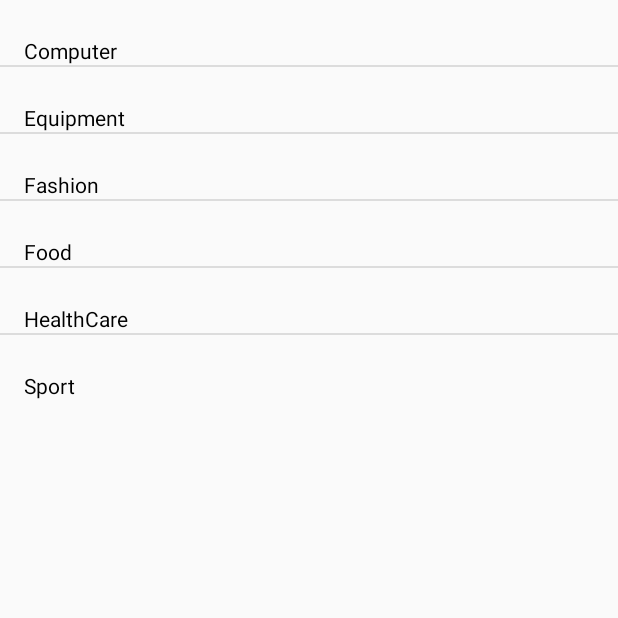
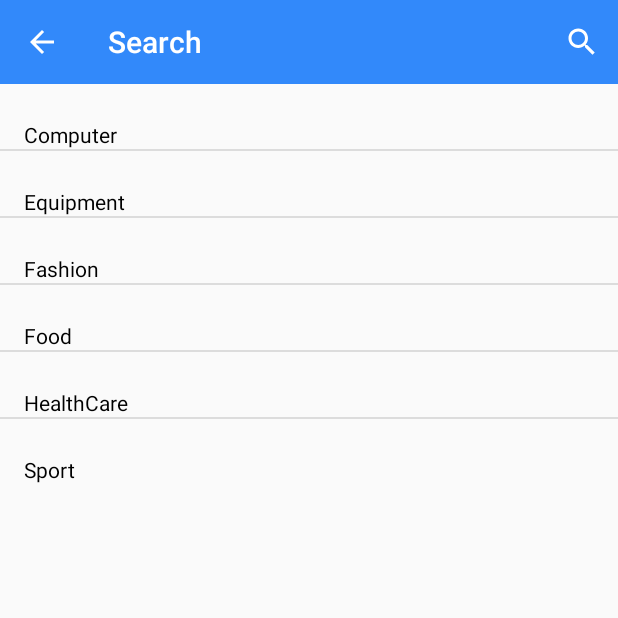
Before and after one commit to Mahfuz-bot/HappyBuyApp, an Android app: the Search screen opened directly, with no data from a screen before it, on a phone screen of 412 x 824 dp, the top half of it. Run offline under Robolectric (Android 15) with nearby library versions, the phone set to English and light mode, and no system bars.

Commit message:
complete searchview

```diff
--- a/HappyBuy/app/src/main/java/com/example/happybuy/AutoGrid.java
+++ b/HappyBuy/app/src/main/java/com/example/happybuy/AutoGrid.java
@@ -7,7 +7,7 @@ public class AutoGrid {
     public static int calculateNoOfColumns(Context context) {
         DisplayMetrics displayMetrics = context.getResources().getDisplayMetrics();
         float dpWidth = displayMetrics.widthPixels / displayMetrics.density;
-        int noOfColumns = (int) (dpWidth / 100);
+        int noOfColumns = (int) (dpWidth / 105);
         // Where 180 is the width of your grid item. You can change it as per your convention.
         return noOfColumns;
     }
--- a/HappyBuy/app/src/main/java/com/example/happybuy/MainActivity.java
+++ b/HappyBuy/app/src/main/java/com/example/happybuy/MainActivity.java
@@ -41,6 +41,8 @@ public class MainActivity extends AppCompatActivity implements View.OnClickListe
     @Override
     protected void onCreate(Bundle savedInstanceState) {
         super.onCreate(savedInstanceState);
+
+
         setContentView(R.layout.activity_main);
 
        // mNestedScrollView = findViewById(R.id.scrollHomeID);
--- a/HappyBuy/app/src/main/java/com/example/happybuy/Search.java
+++ b/HappyBuy/app/src/main/java/com/example/happybuy/Search.java
@@ -4,13 +4,14 @@ import android.os.Bundle;
 import android.text.TextUtils;
 import android.view.Menu;
 import android.view.MenuItem;
+import android.view.inputmethod.EditorInfo;
 import android.widget.ImageView;
 import android.widget.ListView;
 import android.widget.SearchView;
 
 import androidx.annotation.NonNull;
-import androidx.appcompat.app.ActionBar;
 import androidx.appcompat.app.AppCompatActivity;
+import androidx.appcompat.widget.Toolbar;
 
 import java.util.ArrayList;
 
@@ -26,14 +27,14 @@ public class Search extends AppCompatActivity {
     @Override
     protected void onCreate(Bundle savedInstanceState) {
         super.onCreate(savedInstanceState);
+
         setContentView(R.layout.activity_search);
 
-        ActionBar actionBar = getSupportActionBar();
+        Toolbar toolbar = findViewById(R.id.toolbarNewID);
+        setSupportActionBar(toolbar);
+        getSupportActionBar().setDisplayShowHomeEnabled(true);
+        getSupportActionBar().setDisplayHomeAsUpEnabled(true);
 
-        WI
-
-
-//        backArrow = findViewById(R.id.backArrowID);
         search = findViewById(R.id.searchID);
         listView = findViewById(R.id.listID);
 
@@ -50,7 +51,6 @@ public class Search extends AppCompatActivity {
 
         listView.setAdapter(adapter);
 
-
     }
 
     @Override
@@ -59,8 +59,9 @@ public class Search extends AppCompatActivity {
         getMenuInflater().inflate(R.menu.menu,menu);
 
         MenuItem myActionMenuItem = menu.findItem(R.id.searchID);
-//        final SearchView searchView = (SearchView) menu.findItem(R.id.searchID).getActionView();
         SearchView searchView = (SearchView) myActionMenuItem.getActionView();
+        searchView.setImeOptions(EditorInfo.IME_ACTION_DONE);
+
         searchView.setOnQueryTextListener(new SearchView.OnQueryTextListener() {
             @Override
             public boolean onQueryTextSubmit(String query) {
@@ -92,7 +93,6 @@ public class Search extends AppCompatActivity {
             return true;
         }
 
-
         return super.onOptionsItemSelected(item);
     }
 }
--- a/HappyBuy/app/src/main/java/com/example/happybuy/SearchAdapter.java
+++ b/HappyBuy/app/src/main/java/com/example/happybuy/SearchAdapter.java
@@ -103,7 +103,7 @@ public class SearchAdapter extends BaseAdapter {
 
         return view;
     }
-    //filter
+//    filter
     public void filter(String charText){
         charText = charText.toLowerCase(Locale.getDefault());
         modelList.clear();
--- a/HappyBuy/app/src/main/res/layout/activity_search.xml
+++ b/HappyBuy/app/src/main/res/layout/activity_search.xml
@@ -1,10 +1,20 @@
 <?xml version="1.0" encoding="utf-8"?>
+
 <LinearLayout xmlns:android="http://schemas.android.com/apk/res/android"
     xmlns:app="http://schemas.android.com/apk/res-auto"
     xmlns:tools="http://schemas.android.com/tools"
     android:layout_width="match_parent"
     android:layout_height="match_parent"
+    android:orientation="vertical"
     tools:context=".Search">
+
+    <androidx.appcompat.widget.Toolbar
+        android:id="@+id/toolbarNewID"
+        android:layout_width="match_parent"
+        android:layout_height="wrap_content"
+        android:background="@color/colorPrimary"
+        android:theme="@style/ThemeOverlay.AppCompat.Dark.ActionBar"
+      />
 
 
 
--- a/HappyBuy/app/src/main/res/layout/menu_item.xml
+++ b/HappyBuy/app/src/main/res/layout/menu_item.xml
@@ -3,7 +3,7 @@
     android:id="@+id/menuMainID"
     android:clickable="true"
     android:foreground="?android:attr/selectableItemBackground"
-    android:layout_width="100dp"
+    android:layout_width="105dp"
     android:layout_height="70dp"
     xmlns:app="http://schemas.android.com/apk/res-auto"
     android:layout_margin="5dp"
--- a/HappyBuy/app/src/main/res/menu/menu.xml
+++ b/HappyBuy/app/src/main/res/menu/menu.xml
@@ -8,6 +8,7 @@
         android:id="@+id/searchID"
         android:icon="@drawable/ic_search"
         android:title="@string/search"
-        app:actionViewClass="androidx.appcompat.widget.SearchView"
-        app:showAsAction="always" />
+        app:actionViewClass="android.widget.SearchView"
+        app:showAsAction="always"
+        app:popupTheme="@style/Theme.AppCompat.Light"/>
 </menu>
--- a/HappyBuy/app/src/main/res/values/colors.xml
+++ b/HappyBuy/app/src/main/res/values/colors.xml
@@ -1,9 +1,9 @@
 <?xml version="1.0" encoding="utf-8"?>
 <resources>
-    <color name="colorPrimary">#2F80ED</color>
-    <color name="colorPrimaryDark">#2A74D4</color>
+    <color name="colorPrimary">#3289FA</color>
+    <color name="colorPrimaryDark">#2F80ED</color>
     <color name="colorTint">#D0DBE7E6</color>
     <color name="endColor">#56CCF2</color>
     <color name="colorThemeBlue">#08AEEA</color>
-    <color name="startColor">#2F80ED</color>
+    <color name="startColor">#3289FA</color>
 </resources>
--- a/HappyBuy/app/src/main/res/values/styles.xml
+++ b/HappyBuy/app/src/main/res/values/styles.xml
@@ -8,7 +8,10 @@
         <item name="colorAccent">#D0366C93</item>
     </style>
 
+    <style name="CustomToolbarStyle" parent="Theme.AppCompat.Light.NoActionBar">
+        <item name="android:background">@color/colorPrimary</item>
 
+    </style>
 
 
     <style name="GlideSliderCardStyle" parent="Base.CardView">
```
Also changed, not shown: HappyBuy/app/src/main/java/com/example/happybuy/ComputerMenu.java (+14 -6 lines), HappyBuy/app/src/main/java/com/example/happybuy/EquipmentMenu.java (+14 -5 lines), HappyBuy/app/src/main/java/com/example/happybuy/FashionMenu.java (+16 -5 lines), HappyBuy/app/src/main/java/com/example/happybuy/FoodMenu.java (+15 -5 lines), HappyBuy/app/src/main/java/com/example/happybuy/HealthcareMenu.java (+15 -5 lines), HappyBuy/app/src/main/java/com/example/happybuy/SportMenu.java (+15 -5 lines), HappyBuy/app/src/main/res/layout/activity_main.xml (+5 -7 lines).
